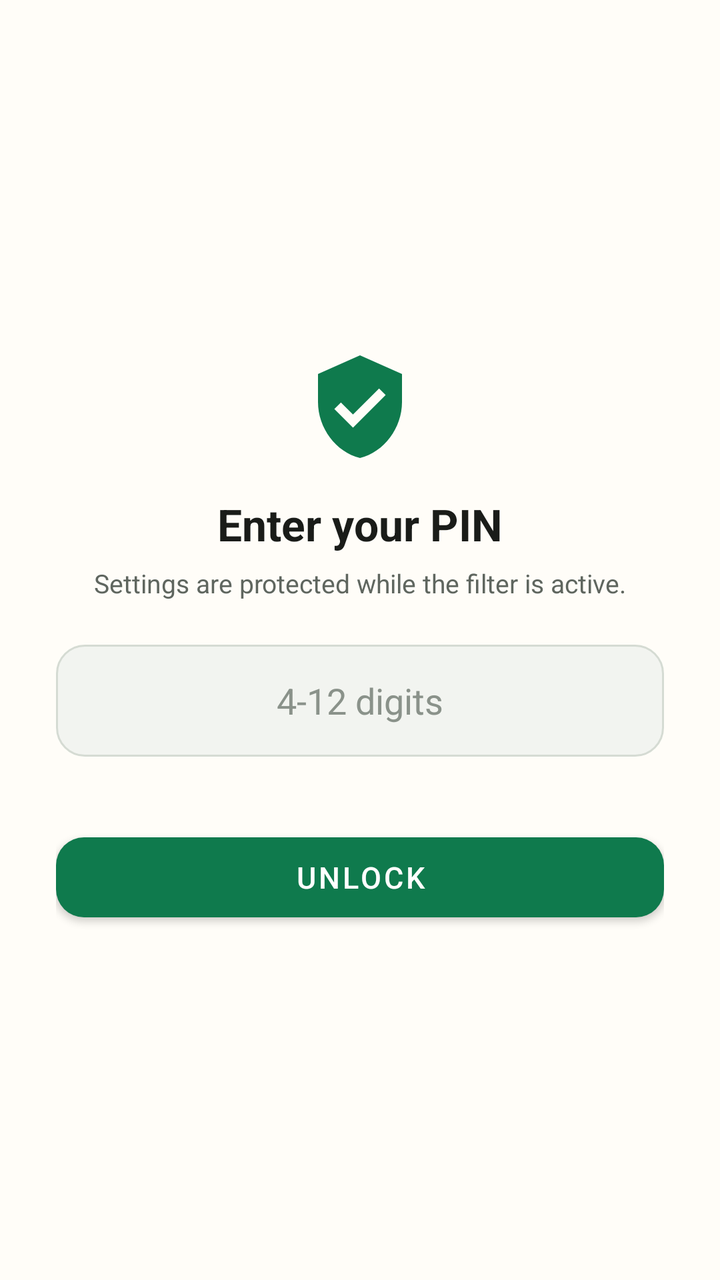
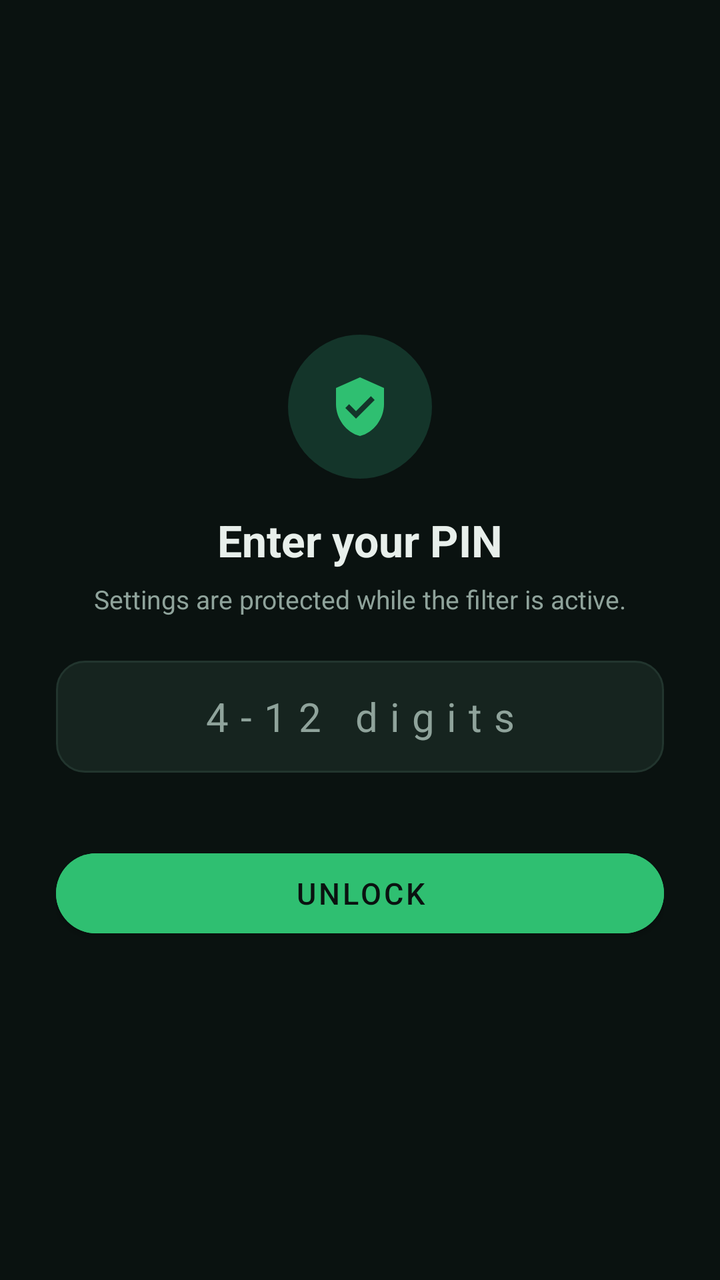

The first picture is an Android layout as it rendered before a commit; the second is the same layout after the commit. The layout source and the unified diff follow.
<!-- AndroidManifest.xml: application theme Theme.MazGuard -->
<!-- res/layout/activity_settings.xml -->
<?xml version="1.0" encoding="utf-8"?>
<FrameLayout xmlns:android="http://schemas.android.com/apk/res/android"
    xmlns:app="http://schemas.android.com/apk/res-auto"
    android:layout_width="match_parent"
    android:layout_height="match_parent"
    android:background="#FFFDF8">

    <include
        android:id="@+id/lock_container"
        layout="@layout/view_pin_lock"
        android:layout_width="match_parent"
        android:layout_height="match_parent" />

    <ScrollView
        android:id="@+id/settings_container"
        android:layout_width="match_parent"
        android:layout_height="match_parent"
        android:fillViewport="true"
        android:visibility="gone">

        <LinearLayout
            android:layout_width="match_parent"
            android:layout_height="wrap_content"
            android:orientation="vertical"
            android:padding="20dp">

            <TextView
                android:layout_width="wrap_content"
                android:layout_height="wrap_content"
                android:text="@string/settings"
                android:textColor="@color/text_primary"
                android:textSize="26sp"
                android:textStyle="bold" />

            <TextView
                android:layout_width="match_parent"
                android:layout_height="wrap_content"
                android:layout_marginTop="2dp"
                android:text="@string/settings_subtitle"
                android:textColor="@color/text_secondary"
                android:textSize="12sp" />

            <TextView
                style="@style/SectionLabel"
                android:layout_width="wrap_content"
                android:layout_height="wrap_content"
                android:text="@string/section_filtering" />

            <com.google.android.material.switchmaterial.SwitchMaterial
                android:id="@+id/sw_safe_search"
                android:layout_width="match_parent"
                android:layout_height="wrap_content"
                android:paddingTop="8dp"
                android:paddingBottom="8dp"
                android:text="@string/safe_search_title"
                android:textColor="@color/text_primary"
                android:textSize="15sp" />

            <TextView
                android:layout_width="match_parent"
                android:layout_height="wrap_content"
                android:layout_marginBottom="6dp"
                android:text="@string/safe_search_desc"
                android:textColor="@color/text_secondary"
                android:textSize="12sp" />

            <com.google.android.material.switchmaterial.SwitchMaterial
                android:id="@+id/sw_keywords"
                android:layout_width="match_parent"
                android:layout_height="wrap_content"
                android:paddingTop="8dp"
                android:paddingBottom="8dp"
                android:text="@string/keywords_title"
                android:textColor="@color/text_primary"
                android:textSize="15sp" />

            <TextView
                android:layout_width="match_parent"
                android:layout_height="wrap_content"
                android:layout_marginBottom="6dp"
                android:text="@string/keywords_desc"
                android:textColor="@color/text_secondary"
                android:textSize="12sp" />

            <com.google.android.material.switchmaterial.SwitchMaterial
                android:id="@+id/sw_doh"
                android:layout_width="match_parent"
                android:layout_height="wrap_content"
                android:paddingTop="8dp"
                android:paddingBottom="8dp"
                android:text="@string/doh_title"
                android:textColor="@color/text_primary"
                android:textSize="15sp" />

            <TextView
                android:layout_width="match_parent"
                android:layout_height="wrap_content"
                android:layout_marginBottom="6dp"
                android:text="@string/doh_desc"
                android:textColor="@color/text_secondary"
                android:textSize="12sp" />

            <TextView
                style="@style/SectionLabel"
                android:layout_width="wrap_content"
                android:layout_height="wrap_content"
                android:text="@string/section_locking" />

            <com.google.android.material.switchmaterial.SwitchMaterial
                android:id="@+id/sw_protect_settings"
                android:layout_width="match_parent"
                android:layout_height="wrap_content"
                android:paddingTop="8dp"
                android:paddingBottom="8dp"
                android:text="@string/protect_settings_title"
                android:textColor="@color/text_primary"
                android:textSize="15sp" />

            <TextView
                android:layout_width="match_parent"
                android:layout_height="wrap_content"
                android:layout_marginBottom="6dp"
                android:text="@string/protect_settings_desc"
                android:textColor="@color/text_secondary"
                android:textSize="12sp" />

            <com.google.android.material.switchmaterial.SwitchMaterial
                android:id="@+id/sw_protect_vpn"
                android:layout_width="match_parent"
                android:layout_height="wrap_content"
                android:paddingTop="8dp"
                android:paddingBottom="8dp"
                android:text="@string/protect_vpn_title"
                android:textColor="@color/text_primary"
                android:textSize="15sp" />

            <TextView
                android:layout_width="match_parent"
                android:layout_height="wrap_content"
                android:layout_marginBottom="6dp"
                android:text="@string/protect_vpn_desc"
                android:textColor="@color/text_secondary"
                android:textSize="12sp" />

            <com.google.android.material.switchmaterial.SwitchMaterial
                android:id="@+id/sw_browser_gate"
                android:layout_width="match_parent"
                android:layout_height="wrap_content"
                android:paddingTop="8dp"
                android:paddingBottom="8dp"
                android:text="@string/browser_gate_title"
                android:textColor="@color/text_primary"
                android:textSize="15sp" />

            <TextView
                android:layout_width="match_parent"
                android:layout_height="wrap_content"
                android:layout_marginBottom="6dp"
                android:text="@string/browser_gate_desc"
                android:textColor="@color/text_secondary"
                android:textSize="12sp" />

            <TextView
                style="@style/SectionLabel"
                android:layout_width="wrap_content"
                android:layout_height="wrap_content"
                android:text="@string/section_keywords" />

            <TextView
                android:id="@+id/tv_keywords"
                android:layout_width="match_parent"
                android:layout_height="wrap_content"
                android:textColor="@color/text_secondary"
                android:textSize="13sp" />

            <LinearLayout
                android:layout_width="match_parent"
                android:layout_height="wrap_content"
                android:layout_marginTop="8dp"
                android:orientation="horizontal">

                <com.google.android.material.button.MaterialButton
                    android:id="@+id/btn_add_keyword"
                    style="@style/Widget.MaterialComponents.Button.OutlinedButton"
                    android:layout_width="0dp"
                    android:layout_height="46dp"
                    android:layout_weight="1"
                    android:text="@string/add_keyword" />

                <com.google.android.material.button.MaterialButton
                    android:id="@+id/btn_clear_keywords"
                    style="@style/Widget.MaterialComponents.Button.TextButton"
                    android:layout_width="0dp"
                    android:layout_height="46dp"
                    android:layout_marginStart="8dp"
                    android:layout_weight="1"
                    android:text="@string/clear" />
            </LinearLayout>

            <TextView
                style="@style/SectionLabel"
                android:layout_width="wrap_content"
                android:layout_height="wrap_content"
                android:text="@string/section_allowlist" />

            <TextView
                android:id="@+id/tv_allow"
                android:layout_width="match_parent"
                android:layout_height="wrap_content"
                android:textColor="@color/text_secondary"
                android:textSize="13sp" />

            <LinearLayout
                android:layout_width="match_parent"
                android:layout_height="wrap_content"
                android:layout_marginTop="8dp"
                android:orientation="horizontal">

                <com.google.android.material.button.MaterialButton
                    android:id="@+id/btn_add_allow"
                    style="@style/Widget.MaterialComponents.Button.OutlinedButton"
                    android:layout_width="0dp"
                    android:layout_height="46dp"
                    android:layout_weight="1"
                    android:text="@string/add_site" />

                <com.google.android.material.button.MaterialButton
                    android:id="@+id/btn_clear_allow"
                    style="@style/Widget.MaterialComponents.Button.TextButton"
                    android:layout_width="0dp"
                    android:layout_height="46dp"
                    android:layout_marginStart="8dp"
                    android:layout_weight="1"
                    android:text="@string/clear" />
            </LinearLayout>

            <TextView
                style="@style/SectionLabel"
                android:layout_width="wrap_content"
                android:layout_height="wrap_content"
                android:text="@string/section_updates" />

            <com.google.android.material.switchmaterial.SwitchMaterial
                android:id="@+id/sw_autoupdate"
                android:layout_width="match_parent"
                android:layout_height="wrap_content"
                android:paddingTop="8dp"
                android:paddingBottom="8dp"
                android:text="@string/autoupdate_title"
                android:textColor="@color/text_primary"
                android:textSize="15sp" />

            <TextView
                android:layout_width="match_parent"
                android:layout_height="wrap_content"
                android:text="@string/autoupdate_desc"
                android:textColor="@color/text_secondary"
                android:textSize="12sp" />

            <TextView
                android:id="@+id/tv_list_status"
                android:layout_width="match_parent"
                android:layout_height="wrap_content"
                android:layout_marginTop="8dp"
                android:textColor="@color/text_secondary"
                android:textSize="12sp" />

            <com.google.android.material.button.MaterialButton
                android:id="@+id/btn_update_list"
                style="@style/Widget.MaterialComponents.Button.OutlinedButton"
                android:layout_width="match_parent"
                android:layout_height="46dp"
                android:layout_marginTop="8dp"
                android:text="@string/update_list" />

            <TextView
                style="@style/SectionLabel"
                android:layout_width="wrap_content"
                android:layout_height="wrap_content"
                android:text="@string/section_pin" />

            <com.google.android.material.button.MaterialButton
                android:id="@+id/btn_change_pin"
                style="@style/Widget.MaterialComponents.Button.OutlinedButton"
                android:layout_width="match_parent"
                android:layout_height="46dp"
                android:text="@string/change_pin" />

            <TextView
                style="@style/SectionLabel"
                android:layout_width="wrap_content"
                android:layout_height="wrap_content"
                android:text="@string/section_system" />

            <com.google.android.material.button.MaterialButton
                android:id="@+id/btn_battery"
                style="@style/Widget.MaterialComponents.Button.OutlinedButton"
                android:layout_width="match_parent"
                android:layout_height="46dp"
                android:text="@string/battery" />

            <com.google.android.material.button.MaterialButton
                android:id="@+id/btn_deactivate"
                style="@style/Widget.MaterialComponents.Button.TextButton"
                android:layout_width="match_parent"
                android:layout_height="46dp"
                android:layout_marginTop="4dp"
                android:text="@string/deactivate_protection"
                android:textColor="@color/danger" />

            <TextView
                android:id="@+id/tv_version"
                android:layout_width="match_parent"
                android:layout_height="wrap_content"
                android:layout_marginTop="12dp"
                android:gravity="center"
                android:textColor="@color/text_secondary"
                android:textSize="11sp" />
        </LinearLayout>
    </ScrollView>
</FrameLayout>
<!-- res/layout/view_pin_lock.xml (included above) -->
<?xml version="1.0" encoding="utf-8"?>
<LinearLayout xmlns:android="http://schemas.android.com/apk/res/android"
    xmlns:app="http://schemas.android.com/apk/res-auto"
    android:layout_width="match_parent"
    android:layout_height="match_parent"
    android:background="#FFFDF8"
    android:gravity="center"
    android:orientation="vertical"
    android:padding="28dp">

    <ImageView
        android:layout_width="56dp"
        android:layout_height="56dp"
        android:contentDescription="@string/gate_title"
        android:src="@drawable/ic_shield"
        android:tint="@color/brand" />

    <TextView
        android:layout_width="wrap_content"
        android:layout_height="wrap_content"
        android:layout_marginTop="16dp"
        android:text="@string/pin_required"
        android:textColor="@color/text_primary"
        android:textSize="22sp"
        android:textStyle="bold" />

    <TextView
        android:layout_width="match_parent"
        android:layout_height="wrap_content"
        android:layout_marginTop="6dp"
        android:gravity="center"
        android:text="@string/pin_required_body"
        android:textColor="@color/text_secondary"
        android:textSize="13sp" />

    <EditText
        android:id="@+id/et_pin"
        android:layout_width="match_parent"
        android:layout_height="56dp"
        android:layout_marginTop="22dp"
        android:background="@drawable/bg_pin"
        android:gravity="center"
        android:hint="@string/pin_hint"
        android:imeOptions="actionDone"
        android:inputType="numberPassword"
        android:maxLength="12"
        android:paddingStart="18dp"
        android:paddingEnd="18dp"
        android:textColor="@color/text_primary"
        android:textColorHint="#8A928A"
        android:textSize="18sp" />

    <TextView
        android:id="@+id/tv_pin_error"
        android:layout_width="match_parent"
        android:layout_height="wrap_content"
        android:layout_marginTop="10dp"
        android:gravity="center"
        android:textColor="@color/danger"
        android:textSize="12sp"
        android:visibility="invisible" />

    <com.google.android.material.button.MaterialButton
        android:id="@+id/btn_unlock"
        android:layout_width="match_parent"
        android:layout_height="52dp"
        android:layout_marginTop="8dp"
        android:text="@string/unlock"
        android:textSize="15sp"
        app:cornerRadius="14dp" />
</LinearLayout>
<!-- resources referenced by this layout -->
<resources>
  <color name="brand">#0F7A4D</color>
  <color name="danger">#B3261E</color>
  <color name="text_primary">#1A1C19</color>
  <color name="text_secondary">#5F665F</color>
  <!-- drawable bg_pin (drawable) -->
  <?xml version="1.0" encoding="utf-8"?>
  <shape xmlns:android="http://schemas.android.com/apk/res/android"
      android:shape="rectangle">
      <solid android:color="#F2F4F0" />
      <corners android:radius="14dp" />
      <stroke
          android:width="1dp"
          android:color="#D5DBD3" />
  </shape>
  <string name="add_keyword">Add keyword</string>
  <string name="add_site">Add site</string>
  <string name="autoupdate_title">Weekly blocklist updates</string>
  <string name="battery">Allow background running</string>
  <string name="browser_gate_title">Browser page gate</string>
  <string name="change_pin">Change PIN</string>
  <string name="clear">Clear</string>
  <string name="deactivate_protection">Turn off protection</string>
  <string name="doh_title">Block encrypted-DNS bypass</string>
  <string name="gate_title">Protected</string>
  <string name="keywords_title">Keyword filtering</string>
  <string name="pin_hint">4-12 digits</string>
  <string name="pin_required">Enter your PIN</string>
  <string name="protect_settings_title">Lock Private DNS screen</string>
  <string name="protect_vpn_title">Lock VPN screen</string>
  <string name="safe_search_title">Force SafeSearch</string>
  <string name="section_allowlist">Allowlist</string>
  <string name="section_filtering">Filtering</string>
  <string name="section_keywords">Blocked page keywords</string>
  <string name="section_locking">Locking</string>
  <string name="section_pin">PIN</string>
  <string name="section_system">System</string>
  <string name="section_updates">Blocklist</string>
  <string name="settings">Settings</string>
  <string name="settings_subtitle">Changes here are protected by your PIN.</string>
  <string name="unlock">Unlock</string>
  <string name="update_list">Update now</string>
  <style name="SectionLabel">
          <item name="android:textSize">12sp</item>
          <item name="android:textStyle">bold</item>
          <item name="android:letterSpacing">0.08</item>
          <item name="android:textColor">@color/text_secondary</item>
          <item name="android:paddingTop">18dp</item>
          <item name="android:paddingBottom">6dp</item>
      </style>
  <style name="Theme.MazGuard" parent="Theme.MaterialComponents.Light.NoActionBar">
          <item name="colorPrimary">@color/brand</item>
          <item name="colorPrimaryVariant">@color/brand_dark</item>
          <item name="colorOnPrimary">#FFFFFF</item>
          <item name="colorSecondary">@color/brand</item>
          <item name="colorSecondaryVariant">@color/brand_dark</item>
          <item name="colorOnSecondary">#FFFFFF</item>
          <item name="android:statusBarColor">@color/brand_dark</item>
          <item name="android:navigationBarColor">@color/brand_dark</item>
          <item name="android:windowLightStatusBar" tools:targetApi="m">false</item>
      </style>
  <color name="brand_dark">#0A5C3A</color>
  <!-- unchanged entries left out for length: 9 -->
</resources>

<!-- the commit's change to res/layout/activity_settings.xml (unified diff, before → after) -->
@@ -3,7 +3,7 @@
     xmlns:app="http://schemas.android.com/apk/res-auto"
     android:layout_width="match_parent"
     android:layout_height="match_parent"
-    android:background="#FFFDF8">
+    android:background="@color/bg">
 
     <include
         android:id="@+id/lock_container"
@@ -181,7 +181,7 @@
 
                 <com.google.android.material.button.MaterialButton
                     android:id="@+id/btn_add_keyword"
-                    style="@style/Widget.MaterialComponents.Button.OutlinedButton"
+                    style="@style/Widget.MazGuard.Outlined"
                     android:layout_width="0dp"
                     android:layout_height="46dp"
                     android:layout_weight="1"
@@ -218,7 +218,7 @@
 
                 <com.google.android.material.button.MaterialButton
                     android:id="@+id/btn_add_allow"
-                    style="@style/Widget.MaterialComponents.Button.OutlinedButton"
+                    style="@style/Widget.MazGuard.Outlined"
                     android:layout_width="0dp"
                     android:layout_height="46dp"
                     android:layout_weight="1"
@@ -267,7 +267,7 @@
 
             <com.google.android.material.button.MaterialButton
                 android:id="@+id/btn_update_list"
-                style="@style/Widget.MaterialComponents.Button.OutlinedButton"
+                style="@style/Widget.MazGuard.Outlined"
                 android:layout_width="match_parent"
                 android:layout_height="46dp"
                 android:layout_marginTop="8dp"
@@ -281,7 +281,7 @@
 
             <com.google.android.material.button.MaterialButton
                 android:id="@+id/btn_change_pin"
-                style="@style/Widget.MaterialComponents.Button.OutlinedButton"
+                style="@style/Widget.MazGuard.Outlined"
                 android:layout_width="match_parent"
                 android:layout_height="46dp"
                 android:text="@string/change_pin" />
@@ -294,7 +294,7 @@
 
             <com.google.android.material.button.MaterialButton
                 android:id="@+id/btn_battery"
-                style="@style/Widget.MaterialComponents.Button.OutlinedButton"
+                style="@style/Widget.MazGuard.Outlined"
                 android:layout_width="match_parent"
                 android:layout_height="46dp"
                 android:text="@string/battery" />
@@ -325,17 +325,19 @@
     xmlns:app="http://schemas.android.com/apk/res-auto"
     android:layout_width="match_parent"
     android:layout_height="match_parent"
-    android:background="#FFFDF8"
+    android:background="@color/bg"
     android:gravity="center"
     android:orientation="vertical"
     android:padding="28dp">
 
     <ImageView
-        android:layout_width="56dp"
-        android:layout_height="56dp"
+        android:layout_width="72dp"
+        android:layout_height="72dp"
+        android:background="@drawable/bg_shield_circle"
         android:contentDescription="@string/gate_title"
+        android:padding="20dp"
         android:src="@drawable/ic_shield"
-        android:tint="@color/brand" />
+        android:tint="@color/brand_bright" />
 
     <TextView
         android:layout_width="wrap_content"
@@ -365,12 +367,13 @@
         android:hint="@string/pin_hint"
         android:imeOptions="actionDone"
         android:inputType="numberPassword"
+        android:letterSpacing="0.3"
         android:maxLength="12"
         android:paddingStart="18dp"
         android:paddingEnd="18dp"
         android:textColor="@color/text_primary"
-        android:textColorHint="#8A928A"
-        android:textSize="18sp" />
+        android:textColorHint="@color/text_secondary"
+        android:textSize="20sp" />
 
     <TextView
         android:id="@+id/tv_pin_error"
@@ -387,7 +390,9 @@
         android:layout_width="match_parent"
         android:layout_height="52dp"
         android:layout_marginTop="8dp"
+        android:backgroundTint="@color/brand_bright"
         android:text="@string/unlock"
+        android:textColor="@color/bg"
         android:textSize="15sp"
-        app:cornerRadius="14dp" />
+        app:cornerRadius="28dp" />
 </LinearLayout>
<!-- resource entries referenced after the edit -->
@@ -1,18 +1,26 @@
 <!-- resources referenced by this layout -->
 <resources>
+  <color name="bg">#0A1210</color>
+  <color name="brand_bright">#2FBF71</color>
   <color name="brand">#0F7A4D</color>
-  <color name="danger">#B3261E</color>
-  <color name="text_primary">#1A1C19</color>
-  <color name="text_secondary">#5F665F</color>
+  <color name="danger">#FF7A6E</color>
+  <color name="text_primary">#E8EFEB</color>
+  <color name="text_secondary">#8FA39B</color>
   <!-- drawable bg_pin (drawable) -->
   <?xml version="1.0" encoding="utf-8"?>
   <shape xmlns:android="http://schemas.android.com/apk/res/android"
       android:shape="rectangle">
-      <solid android:color="#F2F4F0" />
+      <solid android:color="@color/surface_raised" />
       <corners android:radius="14dp" />
       <stroke
           android:width="1dp"
-          android:color="#D5DBD3" />
+          android:color="@color/border" />
+  </shape>
+  <!-- drawable bg_shield_circle (drawable) -->
+  <?xml version="1.0" encoding="utf-8"?>
+  <shape xmlns:android="http://schemas.android.com/apk/res/android"
+      android:shape="oval">
+      <solid android:color="#14352A" />
   </shape>
   <string name="add_keyword">Add keyword</string>
   <string name="add_site">Add site</string>
@@ -45,22 +53,33 @@
           <item name="android:textSize">12sp</item>
           <item name="android:textStyle">bold</item>
           <item name="android:letterSpacing">0.08</item>
-          <item name="android:textColor">@color/text_secondary</item>
-          <item name="android:paddingTop">18dp</item>
+          <item name="android:textAllCaps">true</item>
+          <item name="android:textColor">@color/ink_muted</item>
+          <item name="android:paddingTop">24dp</item>
           <item name="android:paddingBottom">6dp</item>
       </style>
+  <style name="Widget.MazGuard.Outlined" parent="Widget.MaterialComponents.Button.OutlinedButton">
+          <item name="android:textColor">@color/ink</item>
+          <item name="android:minHeight">48dp</item>
+          <item name="strokeColor">@color/border</item>
+          <item name="cornerRadius">14dp</item>
+      </style>
   <style name="Theme.MazGuard" parent="Theme.MaterialComponents.Light.NoActionBar">
-          <item name="colorPrimary">@color/brand</item>
-          <item name="colorPrimaryVariant">@color/brand_dark</item>
-          <item name="colorOnPrimary">#FFFFFF</item>
-          <item name="colorSecondary">@color/brand</item>
-          <item name="colorSecondaryVariant">@color/brand_dark</item>
-          <item name="colorOnSecondary">#FFFFFF</item>
-          <item name="android:statusBarColor">@color/brand_dark</item>
-          <item name="android:navigationBarColor">@color/brand_dark</item>
+          <item name="colorPrimary">@color/brand_bright</item>
+          <item name="colorPrimaryVariant">@color/brand</item>
+          <item name="colorOnPrimary">@color/bg</item>
+          <item name="colorSecondary">@color/brand_bright</item>
+          <item name="colorSecondaryVariant">@color/brand</item>
+          <item name="colorOnSecondary">@color/bg</item>
+          <item name="android:windowBackground">@color/bg</item>
+          <item name="android:statusBarColor">@color/bg</item>
+          <item name="android:navigationBarColor">@color/bg</item>
           <item name="android:windowLightStatusBar" tools:targetApi="m">false</item>
       </style>
-  <color name="brand_dark">#0A5C3A</color>
+  <color name="surface_raised">#16241F</color>
+  <color name="border">#22352E</color>
+  <color name="ink_muted">#8FA39B</color>
+  <color name="ink">#E8EFEB</color>
   <!-- unchanged entries left out for length: 9 -->
 </resources>
 
